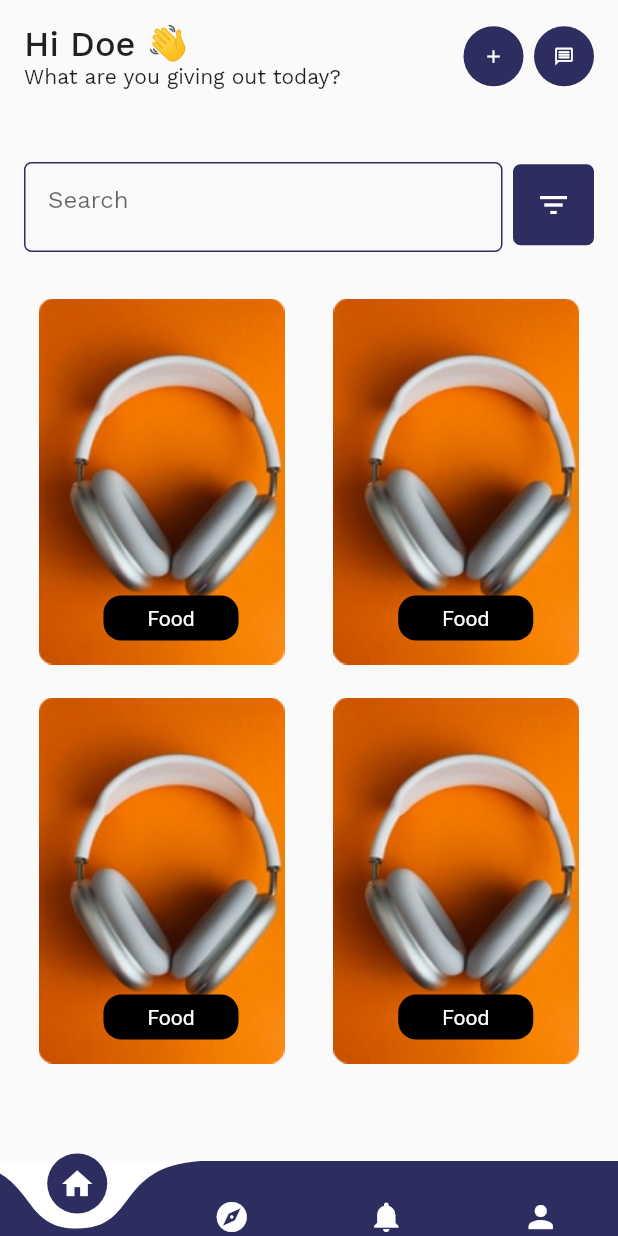
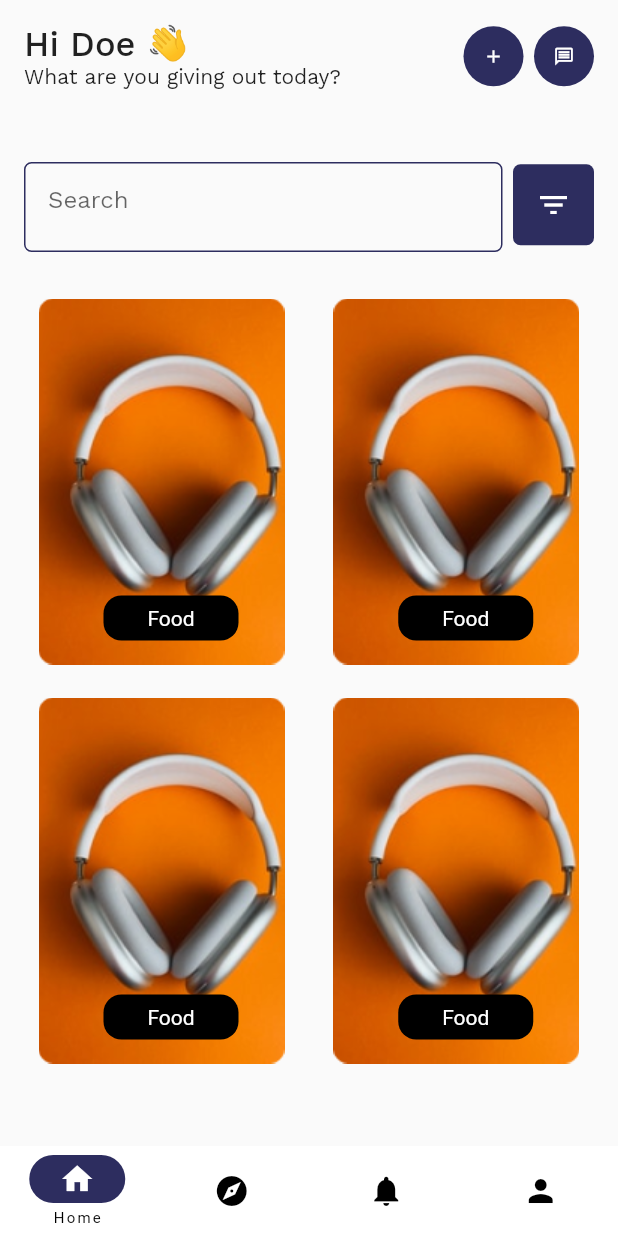
Before and after one commit to brasizza/nidful_app, a Flutter app: the BottomBar screen opened directly, on a phone screen of 412 x 824 dp. Run offline on Flutter 3.47's test engine with Material 2 defaults, Android fonts, the phone set to English and light mode, and no system bars; drawn by our look-alikes of curved_navigation_bar; our stand-ins replace flutter_screenutil, flutter_slidable, get, google_fonts, smooth_page_indicator; missing offline and left inert: scroll_app_bar.

Commit message:
BottomNavigation

```diff
--- a/lib/screens/home.dart
+++ b/lib/screens/home.dart
@@ -6,6 +6,7 @@ import 'package:get/get.dart';
 import 'package:google_fonts/google_fonts.dart';
 import 'package:nidful/constant/constants.dart';
 import 'package:nidful/screens/cat_list.dart';
+import 'package:nidful/screens/message_lists.dart';
 import 'package:nidful/widgets/bottom_bar.dart';
 import 'package:nidful/widgets/category_grid.dart';
 import 'package:nidful/widgets/circle_icon.dart';
@@ -63,8 +64,13 @@ class _HomePageState extends State<HomePage> {
                               SizedBox(
                                 width: 7,
                               ),
-                              CircleIcon(
-                                icon: Icons.message_outlined,
+                              InkWell(
+                                onTap: () {
+                                  Get.to(() => MessageList());
+                                },
+                                child: CircleIcon(
+                                  icon: Icons.message_outlined,
+                                ),
                               )
                             ],
                           ),
--- a/lib/widgets/bottom_bar.dart
+++ b/lib/widgets/bottom_bar.dart
@@ -1,6 +1,5 @@
 // ignore_for_file: prefer_const_constructors, prefer_const_literals_to_create_immutables, avoid_unnecessary_containers, prefer_final_fields
 
-import 'package:curved_navigation_bar/curved_navigation_bar.dart';
 import 'package:flutter/material.dart';
 import 'package:nidful/constant/constants.dart';
 import 'package:nidful/screens/notification.dart';
@@ -16,7 +15,6 @@ class BottomBar extends StatefulWidget {
 }
 
 class _BottomBarState extends State<BottomBar> {
-  GlobalKey<CurvedNavigationBarState> _bottomNavigationKey = GlobalKey();
   var index = 0;
 
   final screens = [
@@ -32,33 +30,52 @@ class _BottomBarState extends State<BottomBar> {
       backgroundColor: Colors.transparent,
       extendBodyBehindAppBar: true,
       body: screens[index],
-      bottomNavigationBar: CurvedNavigationBar(
-        key: _bottomNavigationKey,
-        animationCurve: Curves.easeInOut,
-        animationDuration: Duration(milliseconds: 500),
-        backgroundColor: Colors.transparent,
-        buttonBackgroundColor: primaryColor,
-        color: primaryColor,
-        height: 50,
-        items: [
-          Icon(
+      bottomNavigationBar: NavigationBarTheme(
+        data: NavigationBarThemeData(
+          indicatorColor: primaryColor,
+        ),
+        child: NavigationBar(
+          labelBehavior: NavigationDestinationLabelBehavior.onlyShowSelected,
+          animationDuration: Duration(seconds: 2),
+          height: 60,
+          selectedIndex: index,
+          onDestinationSelected: (index) => setState(() => this.index = index),
+          backgroundColor: Colors.white,
+          destinations: [
+            NavigationDestination(
+              icon: Icon(Icons.home),
+              selectedIcon: Icon(
                 Icons.home,
                 color: Colors.white,
               ),
-          Icon(
+              label: 'Home',
+            ),
+            NavigationDestination(
+              icon: Icon(Icons.explore),
+              selectedIcon: Icon(
                 Icons.explore,
                 color: Colors.white,
               ),
-          Icon(
+              label: 'Explore',
+            ),
+            NavigationDestination(
+              icon: Icon(Icons.notifications),
+              selectedIcon: Icon(
                 Icons.notifications,
                 color: Colors.white,
               ),
-          Icon(
+              label: 'Notifications',
+            ),
+            NavigationDestination(
+              icon: Icon(Icons.person),
+              selectedIcon: Icon(
                 Icons.person,
                 color: Colors.white,
               ),
+              label: 'Profile',
+            ),
           ],
-        onTap: (index) => setState(() => this.index = index),
+        ),
       ),
     );
   }
--- a/lib/widgets/category_grid.dart
+++ b/lib/widgets/category_grid.dart
@@ -25,6 +25,7 @@ class CategoryWidget extends StatelessWidget {
         Positioned(
           bottom: 10,
           left: 50,
+          child: Center(
             child: Container(
                 padding: const EdgeInsets.all(9.0),
                 // alignment: Alignment.bottomCenter,
@@ -45,6 +46,7 @@ class CategoryWidget extends StatelessWidget {
                       ),
                     ))),
           ),
+        ),
       ],
     );
   }
```
Also changed, not shown: lib/screens/chat_page.dart (added, +57 -0 lines), lib/screens/message_lists.dart (added, +62 -0 lines), lib/widgets/messages.dart (added, +68 -0 lines), assets/user3.png (added), assets/user4.png (added). Lines whose indentation alone changed are shown as unchanged.
